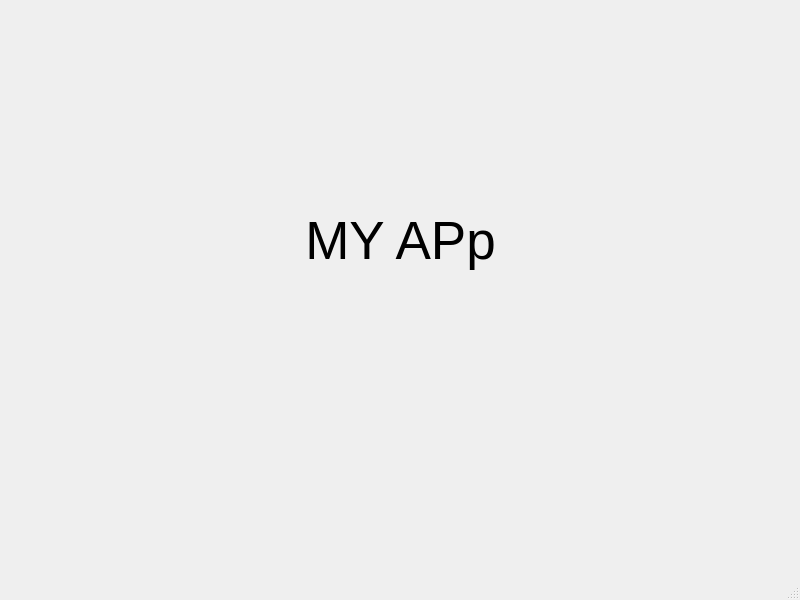
This is main.ui in Abhay811/Advanced-Online-Examination as Qt 5 draws it before an edit. The edited form follows.
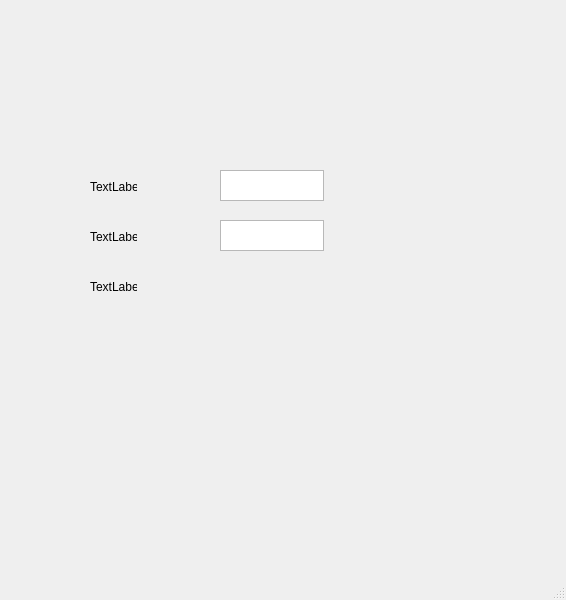
This is the edited form.

Diff of the .ui file:
```diff
--- a/main.ui
+++ b/main.ui
@@ -6,7 +6,7 @@
    <rect>
     <x>0</x>
     <y>0</y>
-    <width>800</width>
+    <width>566</width>
     <height>600</height>
    </rect>
   </property>
@@ -17,34 +17,62 @@
    <widget class="QLabel" name="label">
     <property name="geometry">
      <rect>
-      <x>0</x>
+      <x>90</x>
       <y>180</y>
-      <width>801</width>
-      <height>121</height>
+      <width>47</width>
+      <height>13</height>
      </rect>
     </property>
-    <property name="font">
-     <font>
-      <pointsize>40</pointsize>
-     </font>
+    <property name="text">
+     <string>TextLabel</string>
     </property>
+   </widget>
+   <widget class="QTextEdit" name="textEdit">
+    <property name="geometry">
+     <rect>
+      <x>220</x>
+      <y>170</y>
+      <width>104</width>
+      <height>31</height>
+     </rect>
+    </property>
+   </widget>
+   <widget class="QLabel" name="label_2">
+    <property name="geometry">
+     <rect>
+      <x>90</x>
+      <y>230</y>
+      <width>47</width>
+      <height>13</height>
+     </rect>
+    </property>
     <property name="text">
-     <string>MY APp</string>
+     <string>TextLabel</string>
     </property>
-    <property name="alignment">
-     <set>Qt::AlignCenter</set>
+   </widget>
+   <widget class="QTextEdit" name="textEdit_2">
+    <property name="geometry">
+     <rect>
+      <x>220</x>
+      <y>220</y>
+      <width>104</width>
+      <height>31</height>
+     </rect>
     </property>
    </widget>
-  </widget>
-  <widget class="QMenuBar" name="menubar">
-   <property name="geometry">
-    <rect>
-     <x>0</x>
-     <y>0</y>
-     <width>800</width>
-     <height>21</height>
-    </rect>
-   </property>
+   <widget class="QLabel" name="label_3">
+    <property name="geometry">
+     <rect>
+      <x>90</x>
+      <y>280</y>
+      <width>47</width>
+      <height>13</height>
+     </rect>
+    </property>
+    <property name="text">
+     <string>TextLabel</string>
+    </property>
+   </widget>
   </widget>
   <widget class="QStatusBar" name="statusbar"/>
  </widget>
```
